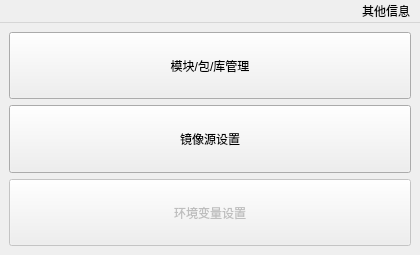
hrpzcf/AwesomePyKit, file AwesomePyKit/interface/mainly.ui: the form before one commit.
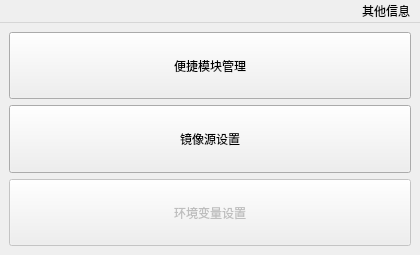
The form after the commit.

Commit message: refactor: 主界面和模块管理界面微调

What changed in the file:
```diff
--- a/AwesomePyKit/interface/mainly.ui
+++ b/AwesomePyKit/interface/mainly.ui
@@ -46,7 +46,7 @@
          <string>管理不同 Python 环境中的第三方模块、包、库。</string>
         </property>
         <property name="text">
-         <string>模块/包/库管理</string>
+         <string>便捷模块管理</string>
         </property>
        </widget>
       </item>
```
The commit also changes 3 other files.
